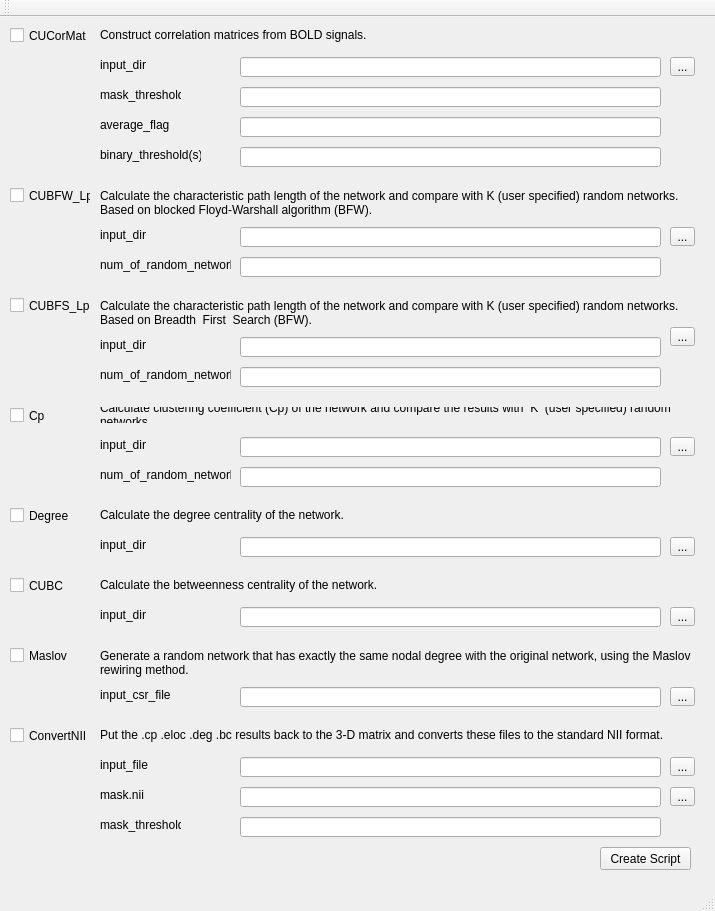
Above: BNALauncher/mainwindow.ui from phisiart/BNALauncher before the change. Below: the same form after it.
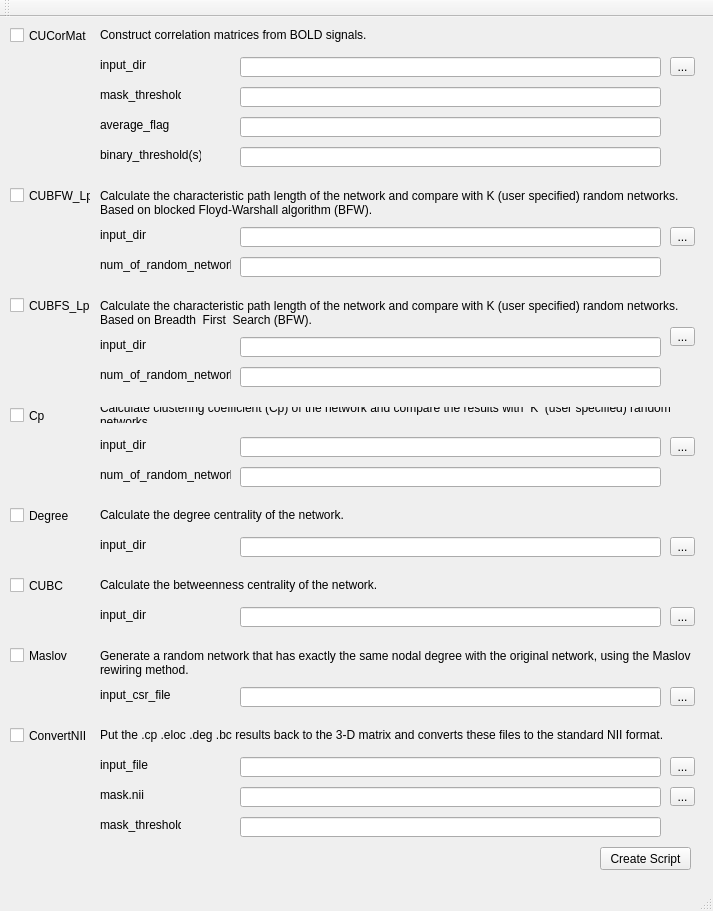
That is the form after the change.

What changed in the file:
```diff
--- a/BNALauncher/mainwindow.ui
+++ b/BNALauncher/mainwindow.ui
@@ -12,7 +12,7 @@
    <rect>
     <x>0</x>
     <y>0</y>
-    <width>715</width>
+    <width>713</width>
     <height>911</height>
    </rect>
   </property>
```
Left out of the diff: 2 changed lines with no effect on the pictures.
